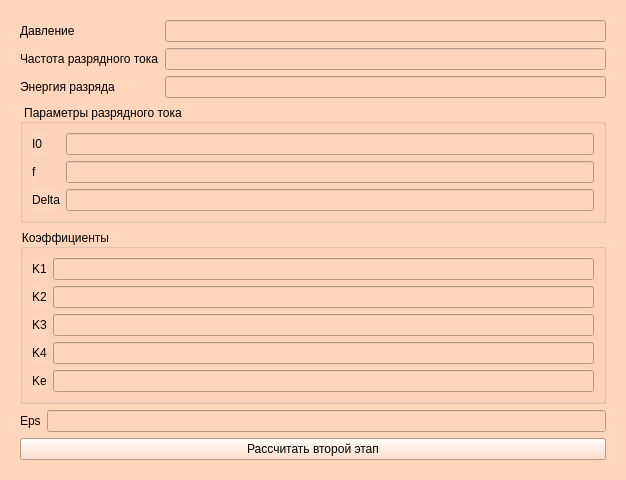
Kroshy1984/MIOM, file gui/SecondaryParameters.ui: the form before one commit.
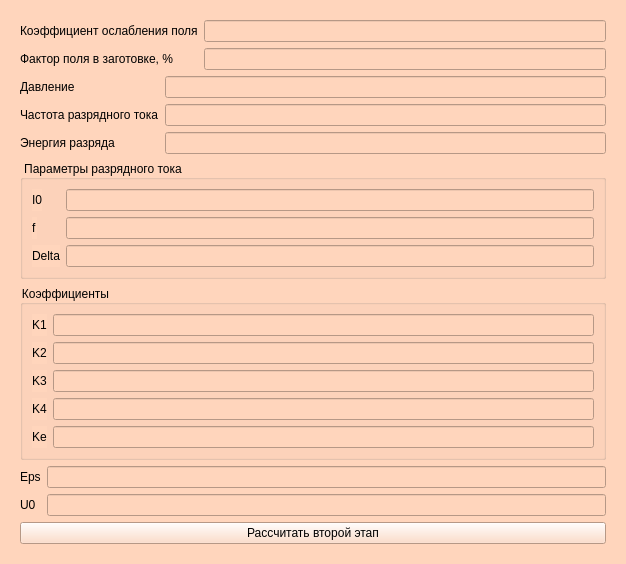
The form after the commit.

Commit message: Move kappa and kp_3% to SecondaryParameters, minor fixes to gui

The edit to the form file:
```diff
--- a/gui/SecondaryParameters.ui
+++ b/gui/SecondaryParameters.ui
@@ -20,6 +20,30 @@
    <item>
     <widget class="QWidget" name="widget" native="true">
      <layout class="QVBoxLayout" name="verticalLayout_3">
+      <item>
+       <layout class="QFormLayout" name="formLayout_6">
+        <item row="0" column="0">
+         <widget class="QLabel" name="label_11">
+          <property name="text">
+           <string>Коэффициент ослабления поля</string>
+          </property>
+         </widget>
+        </item>
+        <item row="0" column="1">
+         <widget class="QLineEdit" name="lineEditAttenuationCoefField"/>
+        </item>
+        <item row="1" column="0">
+         <widget class="QLabel" name="label_15">
+          <property name="text">
+           <string>Фактор поля в заготовке, %</string>
+          </property>
+         </widget>
+        </item>
+        <item row="1" column="1">
+         <widget class="QLineEdit" name="lineEditFieldFactor"/>
+        </item>
+       </layout>
+      </item>
       <item>
        <layout class="QFormLayout" name="formLayout">
         <item row="0" column="0">
@@ -164,6 +188,16 @@
         <item row="0" column="1">
          <widget class="QLineEdit" name="lineEditEps"/>
         </item>
+        <item row="1" column="0">
+         <widget class="QLabel" name="label_6">
+          <property name="text">
+           <string>U0</string>
+          </property>
+         </widget>
+        </item>
+        <item row="1" column="1">
+         <widget class="QLineEdit" name="lineEdit"/>
+        </item>
        </layout>
       </item>
       <item>
```
The commit also changes 3 other files.
